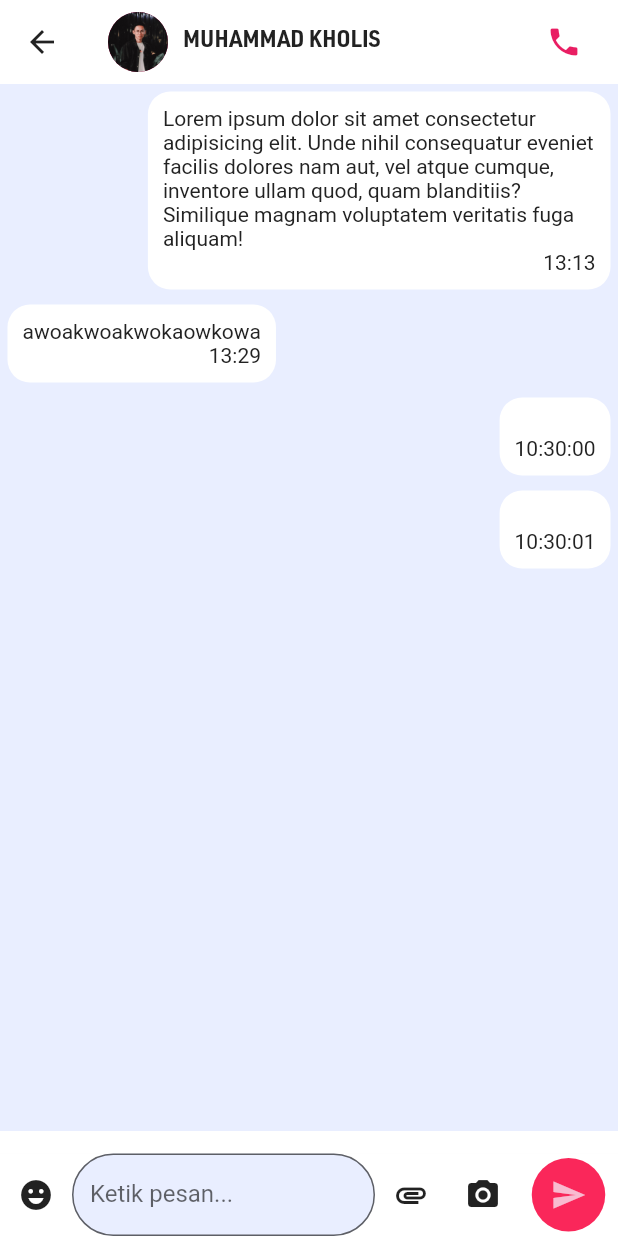
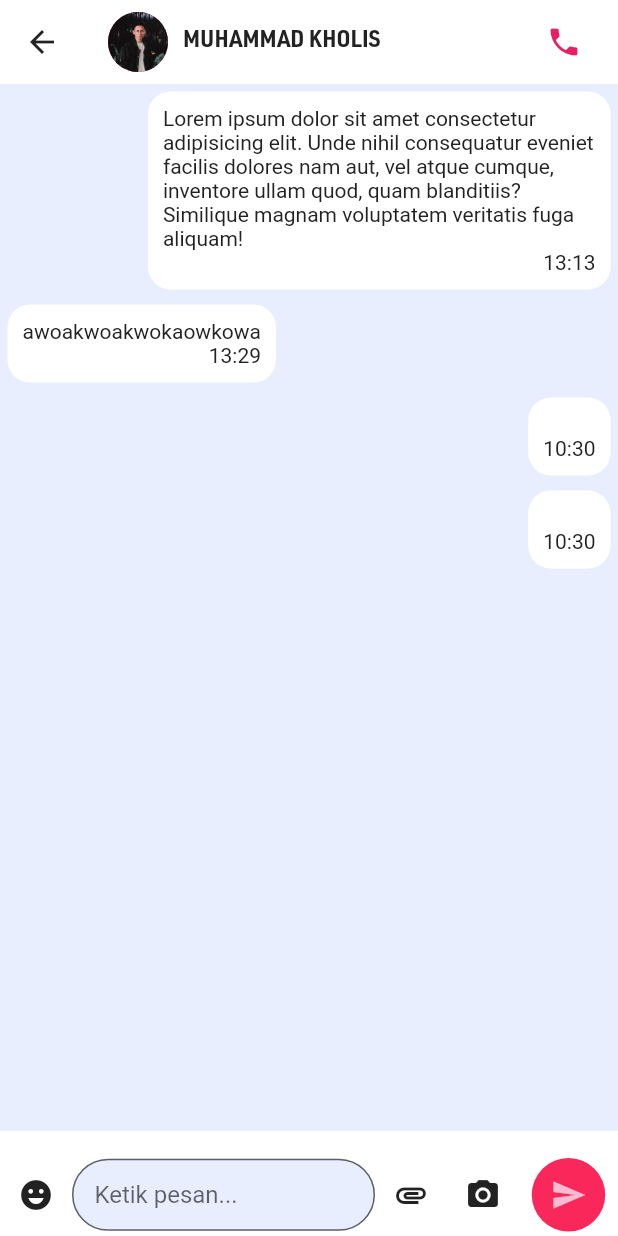
Before and after one commit to TissuGalon/sipaling_delivery_app, a Flutter app: the chat_room screen opened directly, item 4 of the bottom bar chosen, after a tap on the "send" icon, on a phone screen of 412 x 824 dp. Run offline on Flutter 3.47's test engine with Material 2 defaults, Android fonts, the light colour scheme and no system bars; our stand-ins replace badges, carousel_slider, connectivity_plus, curved_navigation_bar, flutter_map, flutter_screenutil and 8 more; missing offline and left inert: dart:ffi, flutter_animated_dialog, flutter_map_location_marker; accounts and stored records are empty.

Commit message:
Update Format Waktu Chat Room dikit

```diff
--- a/lib/chat_room.dart
+++ b/lib/chat_room.dart
@@ -60,11 +60,15 @@ class _ChatRoomState extends State<chat_room> {
   late List<dynamic> chatData;
 
   void send_message(String message) {
+    DateTime now = DateTime.now();
+    int hour = now.hour;
+    String minute = now.minute.toString().padLeft(2, '0');
+    String time = "$hour:$minute";
     // Buat objek pesan baru
     Map<String, dynamic> newMessage = {
       "sender": user_id,
       "date": DateTime.now().toLocal().toString().split(' ')[0],
-      "time": DateTime.now().toLocal().toString().split(' ')[1].split('.')[0],
+      "time": time,
       "message": message,
       "deleted": false
     };
@@ -238,6 +242,9 @@ class _ChatRoomState extends State<chat_room> {
                 child: TextField(
               controller: _messageController,
               decoration: InputDecoration(
+                contentPadding: EdgeInsets.symmetric(
+                    vertical: 10,
+                    horizontal: 15), // Atur padding sesuai keinginan
                 border: OutlineInputBorder(
                   borderRadius: BorderRadius.circular(30.0),
                   borderSide: BorderSide(
@@ -247,8 +254,7 @@ class _ChatRoomState extends State<chat_room> {
                 focusedBorder: OutlineInputBorder(
                   borderRadius: BorderRadius.circular(30.0),
                   borderSide: BorderSide(
-                        color:
-                            Warna.TextBold), // Warna border saat aktif (focus)
+                      color: Warna.TextBold), // Warna border saat aktif (focus)
                 ),
                 filled: true,
                 fillColor: Warna.BG,
@@ -257,8 +263,7 @@ class _ChatRoomState extends State<chat_room> {
                   color: Warna.Primary, // Warna label saat aktif (focus)
                 ),
               ),
-              ),
-            ),
+            )),
             IconButton(onPressed: () {}, icon: Icon(Icons.attachment)),
             IconButton(onPressed: () {}, icon: Icon(Icons.camera_alt)),
             Container(
```
Lines whose indentation alone changed are shown as unchanged.
